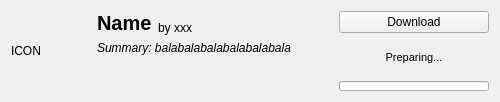
This is modmanager/curseforgemoditemwidget.ui in kaniol-lck/modmanager as Qt 5 draws it before an edit. The edited form follows.
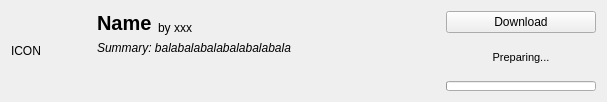
This is the edited form.

The edit to the form file:
```diff
--- a/modmanager/curseforgemoditemwidget.ui
+++ b/modmanager/curseforgemoditemwidget.ui
@@ -6,7 +6,7 @@
    <rect>
     <x>0</x>
     <y>0</y>
-    <width>500</width>
+    <width>607</width>
     <height>102</height>
    </rect>
   </property>
```
Left out of the diff: 134 changed lines with no effect on the pictures.
